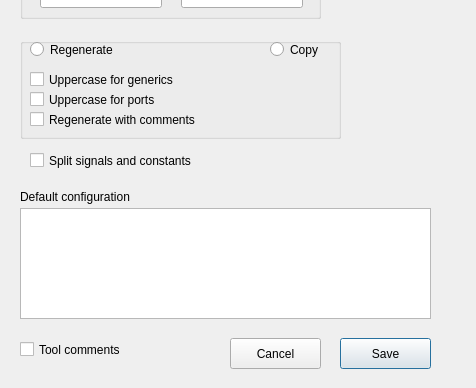
Qt form src/UI/UIs/Testbench_generator_config_UI.ui (DRubioG/HDLHelper) before a commit; both pictures show x 0 to 476 and y 272 to 660 of the 476 by 660 pixel window.
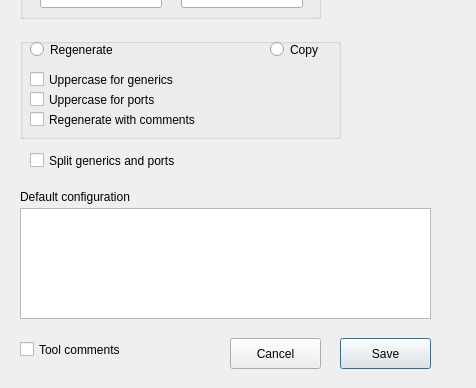
The same form after that commit.

```diff
--- a/src/UI/UIs/Testbench_generator_config_UI.ui
+++ b/src/UI/UIs/Testbench_generator_config_UI.ui
@@ -346,7 +346,7 @@
     </rect>
    </property>
    <property name="text">
-    <string>Split signals and constants</string>
+    <string>Split generics and ports</string>
    </property>
   </widget>
   <zorder>groupBox</zorder>
```
